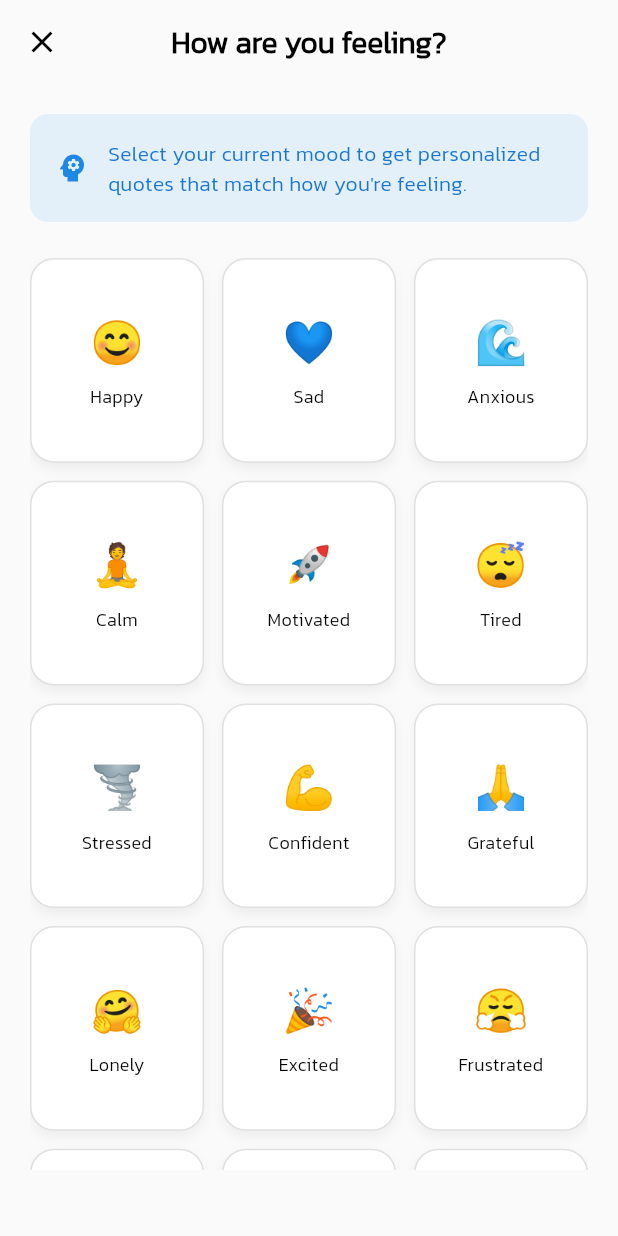
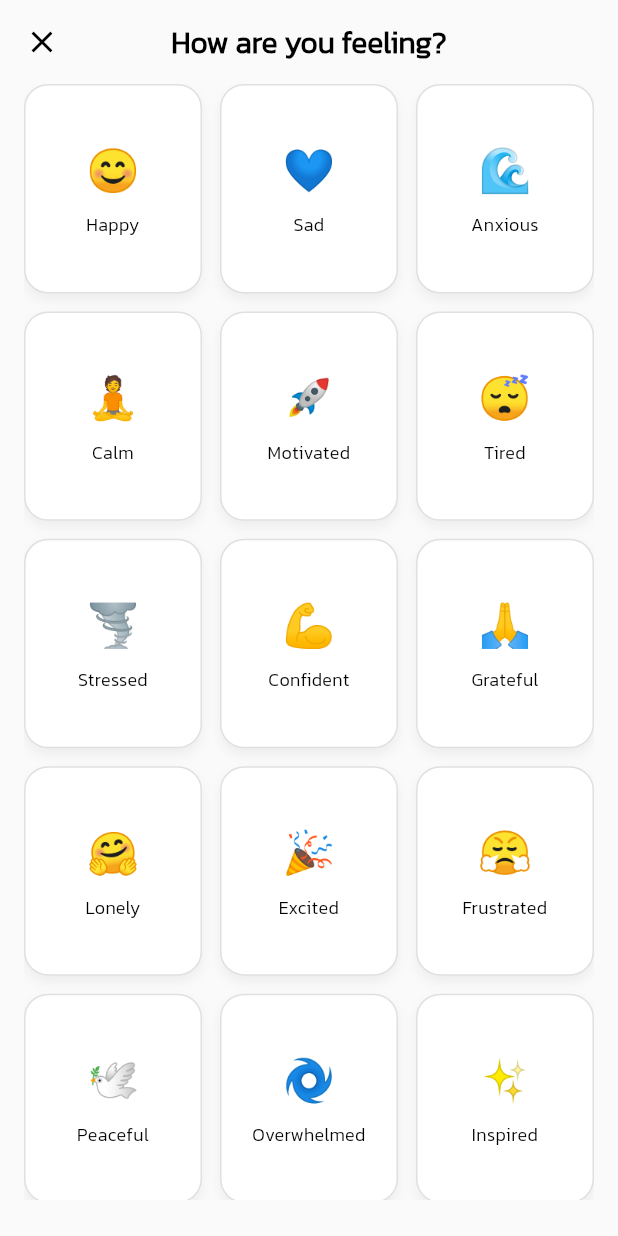
Before and after one commit to dantechu/phraser, a Flutter app: the MoodSelectionScreen screen opened directly, on a phone screen of 412 x 824 dp. Run offline on Flutter 3.47's test engine with Material 3 defaults, Android fonts, the phone set to English and light mode, and no system bars; our stand-ins replace cached_network_image, carousel_slider, cloud_firestore, device_info_plus, dio, firebase_analytics and 25 more; missing offline and left inert: colorful_safe_area, flutter_email_sender, in_app_purchase_android, in_app_purchase_storekit, modal_progress_hud_alt, rate_my_app and 1 more; accounts and stored records are empty; generated files the repository leaves out were written again; network calls fail.

Commit message:
Moods Ui updated

```diff
--- a/phraser/lib/screens/mood_selection/mood_selection_screen.dart
+++ b/phraser/lib/screens/mood_selection/mood_selection_screen.dart
@@ -80,7 +80,7 @@ class _MoodSelectionScreenState extends State<MoodSelectionScreen>
         ),
         centerTitle: true,
       ),
-      body: _buildMoodSelection(),
+      body: SafeArea(child: _buildMoodSelection()),
     );
   }
 
@@ -130,35 +130,10 @@ class _MoodSelectionScreenState extends State<MoodSelectionScreen>
   Widget _buildMoodSelection() {
     return GetBuilder<MoodSelectionViewModel>(
       builder: (vm) => Padding(
-        padding: const EdgeInsets.all(20),
+        padding: const EdgeInsets.symmetric(horizontal: 16),
         child: Column(
           children: [
-            // Mood selection explanation
-            Container(
-              width: double.infinity,
-              padding: const EdgeInsets.all(16),
-              decoration: BoxDecoration(
-                color: Colors.blue.withOpacity(0.1),
-                borderRadius: BorderRadius.circular(12),
-              ),
-              child: Row(
-                children: [
-                  Icon(Icons.psychology, color: Colors.blue[600], size: 24),
-                  const SizedBox(width: 12),
-                  Expanded(
-                    child: Text(
-                      'Select your current mood to get personalized quotes that match how you\'re feeling.',
-                      style: TextStyle(
-                        fontSize: 14,
-                        color: Colors.blue[700],
-                        height: 1.4,
-                      ),
-                    ),
-                  ),
-                ],
-              ),
-            ),
-            const SizedBox(height: 24),
+
 
             // Mood grid
             Expanded(
```
